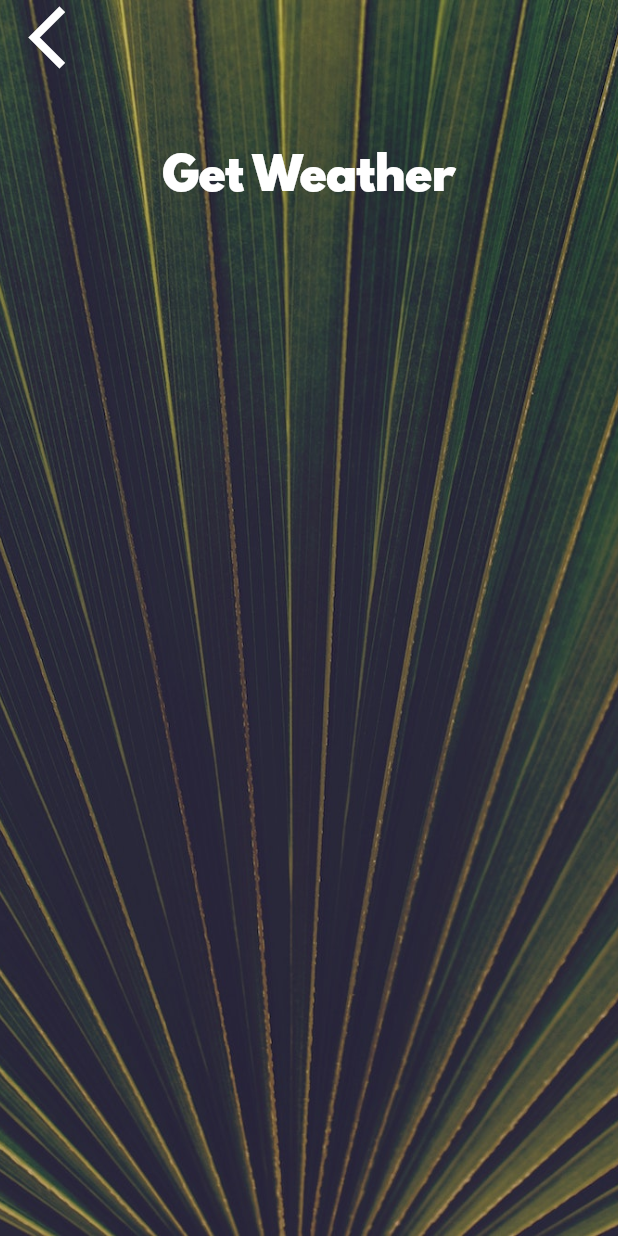
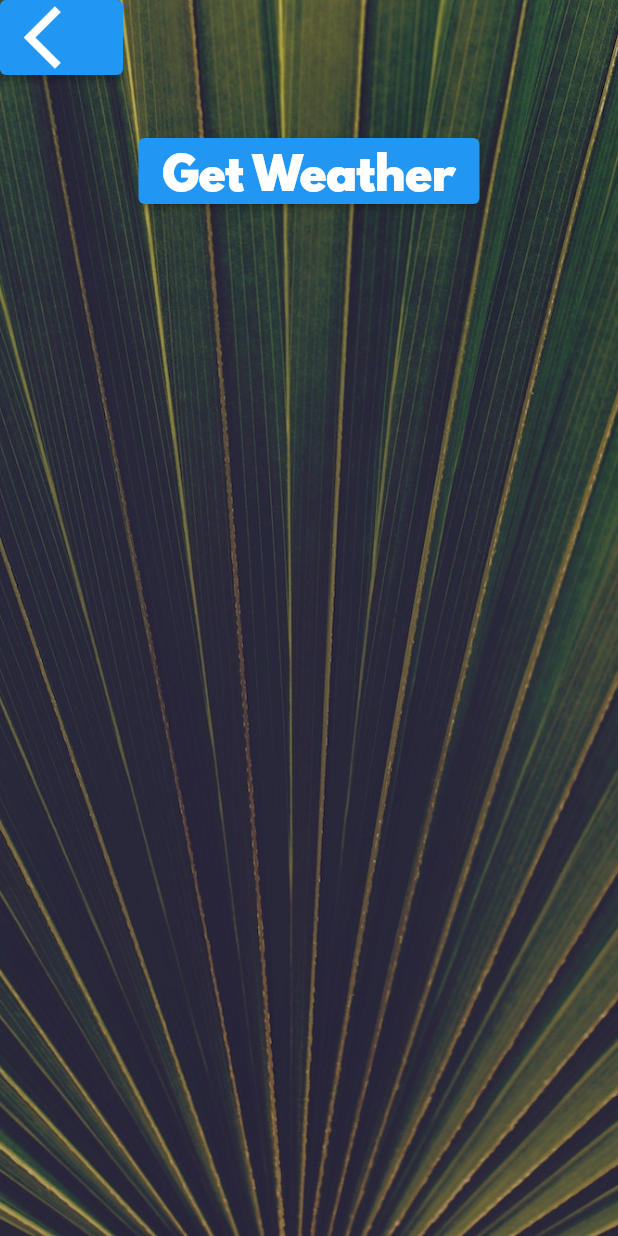
Before and after one commit to gib4/clima-flutter, a Flutter app: the CityScreen screen opened directly, on a phone screen of 412 x 824 dp. Run offline on Flutter 3.47's test engine with Material 2 defaults, Android fonts, the phone set to English and light mode, and no system bars; our stand-ins replace geolocator.

Commit message:
Second commit

```diff
--- a/lib/screens/city_screen.dart
+++ b/lib/screens/city_screen.dart
@@ -23,7 +23,7 @@ class _CityScreenState extends State<CityScreen> {
             children: <Widget>[
               Align(
                 alignment: Alignment.topLeft,
-                child: FlatButton(
+                child: ElevatedButton(
                   onPressed: () {},
                   child: Icon(
                     Icons.arrow_back_ios,
@@ -35,7 +35,7 @@ class _CityScreenState extends State<CityScreen> {
                 padding: EdgeInsets.all(20.0),
                 child: null,
               ),
-              FlatButton(
+              ElevatedButton(
                 onPressed: () {},
                 child: Text(
                   'Get Weather',
--- a/lib/screens/location_screen.dart
+++ b/lib/screens/location_screen.dart
@@ -28,14 +28,14 @@ class _LocationScreenState extends State<LocationScreen> {
               Row(
                 mainAxisAlignment: MainAxisAlignment.spaceBetween,
                 children: <Widget>[
-                  FlatButton(
+                  ElevatedButton(
                     onPressed: () {},
                     child: Icon(
                       Icons.near_me,
                       size: 50.0,
                     ),
                   ),
-                  FlatButton(
+                  ElevatedButton(
                     onPressed: () {},
                     child: Icon(
                       Icons.location_city,
--- a/pubspec.yaml
+++ b/pubspec.yaml
@@ -11,6 +11,7 @@ dependencies:
     sdk: flutter
 
   cupertino_icons: ^0.1.2
+  geolocator: ^9.0.2
 
 dev_dependencies:
   flutter_test:
```
Also changed, not shown: lib/screens/loading_screen.dart (+40 -2 lines), pubspec.lock, 2 other files.
